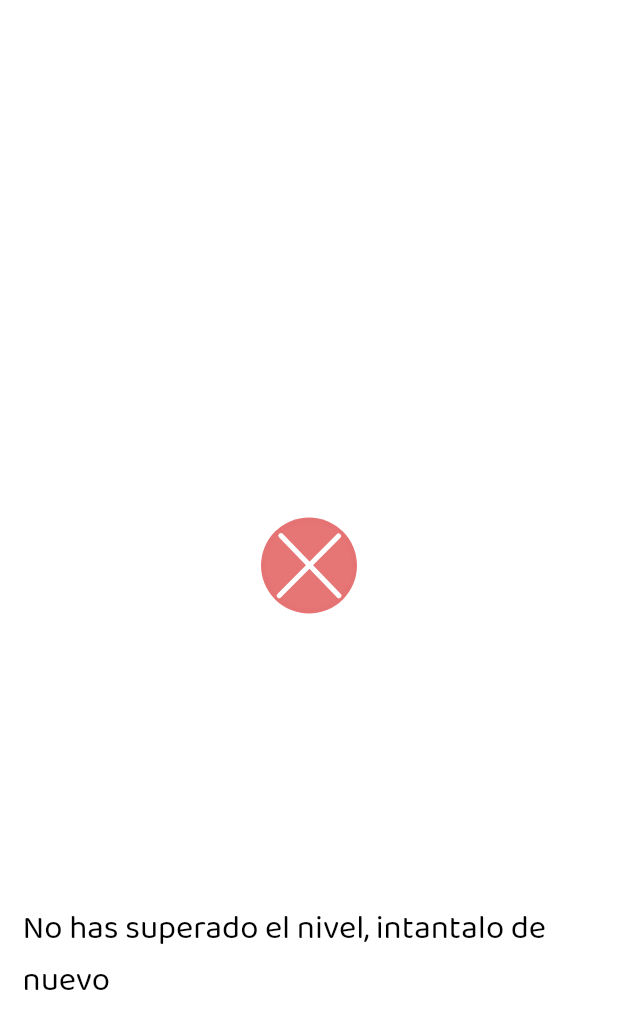
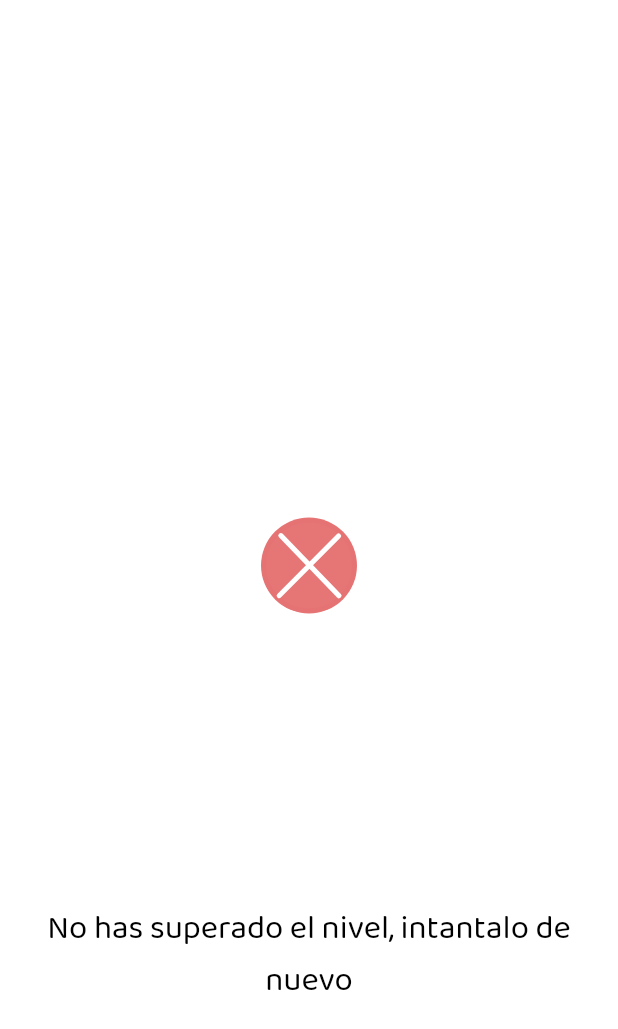
Before and after one commit to pauek/juego_sumas, a Flutter app: the WinScreen screen opened directly with empty values, on a phone screen of 412 x 824 dp. Shown: the top 1029 px of the screen. Run offline on Flutter 3.47's test engine with Material 2 defaults, Android fonts, the phone set to English and light mode, and no system bars; our stand-ins replace cloud_firestore, flutter_svg, lottie, percent_indicator, qr_flutter, shared_preferences; accounts and stored records are empty.

Commit message:
update log model & win screen

```diff
--- a/lib/model/levels.dart
+++ b/lib/model/levels.dart
@@ -215,7 +215,8 @@ class Stage {
   double height; // Aquesta alçada és un multiplicador de l'alçada d'un botó
   List<Level> levels;
   Color color;
-  Stage(this.height, this.levels, this.color);
+  String colorString;
+  Stage(this.height, this.levels, this.color, this.colorString);
 
   int get numLevels => levels.length;
   Level getLevel(int index) => levels[index];
@@ -229,7 +230,8 @@ class LevelService {
             [
               Level(1, 1, "_", [0], 0, Pos2D(0, 0), 'group1'),
             ],
-            Colors.amber[200]),
+            Colors.amber[200],
+            'amber'),
         Stage(
             2,
             [
@@ -240,7 +242,8 @@ class LevelService {
               Level(2, 3, "___", [2, 3, 4], 4, Pos2D(0, 1), 'group3'),
               Level(3, 2, "___", [2, 3, 4], 5, Pos2D(1, 1), 'group3')
             ],
-            Colors.lightGreen[200]),
+            Colors.lightGreen[200],
+            'green'),
         //Bloque 3: 1 suma, 1 acarreo (Level 7 - 9)
         Stage(
             1,
@@ -249,7 +252,8 @@ class LevelService {
               Level(2, 1, "c_", [2, 3, 7], 7, Pos2D(0, 0), 'group4'),
               Level(1, 2, "c_", [2, 3, 7], 8, Pos2D(1, 0), 'group4'),
             ],
-            Colors.lightGreen[200]),
+            Colors.lightGreen[200],
+            'green'),
         //Bloque 4: 2 sumas, 1 acarreo (Level 10 - 17)
         Stage(
             5,
@@ -267,7 +271,8 @@ class LevelService {
               Level(4, 2, "_c__", [14, 15], 15, Pos2D(-.5, 1), 'group9'),
               Level(2, 4, "_c__", [14, 15], 16, Pos2D(.5, 1), 'group9')
             ],
-            Colors.teal[200]),
+            Colors.teal[200],
+            'teal'),
         //Bloque 5: 3 sumas, sin acarreo (Level 18 - 20)
         Stage(
             1,
@@ -276,7 +281,8 @@ class LevelService {
               Level(4, 3, "____", [4, 5, 6], 18, Pos2D(0, 0), 'group10'),
               Level(3, 4, "____", [4, 5, 6], 19, Pos2D(1, 0), 'group10')
             ],
-            Colors.teal[200]),
+            Colors.teal[200],
+            'teal'),
         //Bloque 6: 3 sumas, 1 acarreo (Level 21 - 29)
         Stage(
             6,
@@ -296,7 +302,8 @@ class LevelService {
               Level(4, 3, "__c_", [25, 26], 27, Pos2D(-.5, 1), 'group16'),
               Level(3, 4, "__c_", [25, 26], 28, Pos2D(.5, 1), 'group16')
             ],
-            Colors.lightBlue[200]),
+            Colors.lightBlue[200],
+            'blue'),
         //Bloque 7: 3 sumas, 2 acarreos (Level 30 - 41)
         Stage(
             7,
@@ -324,7 +331,8 @@ class LevelService {
               Level(4, 4, "c_c_", [31, 32], 39, Pos2D(0, 1), 'group23'),
               Level(4, 4, "_cc_", [31, 32], 40, Pos2D(0, 1), 'group23')
             ],
-            Colors.indigo[200]),
+            Colors.indigo[200],
+            'indigo'),
         //Bloque 8: 3 sumas, 2 acarreos (Level 42 - 47)
         Stage(
             2,
@@ -335,14 +343,16 @@ class LevelService {
               Level(4, 4, "_ccc", [42], 44, Pos2D(-.5, 1), 'group25'),
               Level(4, 4, "c_cc", [39, 40, 41, 45], 45, Pos2D(.5, 1), 'group25')
             ],
-            Colors.purple[200]),
+            Colors.purple[200],
+            'purple'),
         //carry del primer dígito al último
         Stage(
             1,
             [
               Level(4, 4, "cc_c", [39, 40, 41, 45], 46, Pos2D(0, 0), 'group26')
             ],
-            Colors.purple[200]),
+            Colors.purple[200],
+            'purple'),
       ];
 
   getColor(int stageIndex) {
@@ -394,10 +404,14 @@ class LevelService {
       {int count = 5}) {
     String group;
     stage == 8 ? group = null : group = getNextGroup(stage, level);
+    String color = allStages[stage].colorString;
+    Level currentLevel = getLevel(stage, level);
 
     ExerciseSequence sequence = ExerciseSequence();
+    sequence.addLog(level, stage, color, group, currentLevel.sizeTop,
+        currentLevel.sizeBottom);
     for (int i = 0; i < count; i++) {
-      sequence.addSequence(generateExercise(stage, level), level, stage, group);
+      sequence.addSequence(generateExercise(stage, level));
     }
     return sequence;
   }
--- a/lib/pages/main/main_page.dart
+++ b/lib/pages/main/main_page.dart
@@ -173,7 +173,7 @@ class LevelWidget extends StatelessWidget {
           }
 
           //TODO: Delete this!
-          isActive = true;
+          // isActive = true;
 
           return Padding(
             padding: const EdgeInsets.all(_padding),
--- a/lib/pages/win_screen.dart
+++ b/lib/pages/win_screen.dart
@@ -67,7 +67,7 @@ class _WinScreenState extends State<WinScreen> with TickerProviderStateMixin {
                   widget.didWin
                       ? '¡Bien hecho! Has superado el nivel'
                       : 'No has superado el nivel, intantalo de nuevo',
-                  fontSize: 22),
+                  fontSize: 22, textAlign: TextAlign.center),
             ),
           ]),
     );
--- a/lib/utils/style.dart
+++ b/lib/utils/style.dart
@@ -1,6 +1,7 @@
 import 'package:flutter/material.dart';
 
 class Style {
+
   //Texts
   static Widget title(
     text, {
```
Also changed, not shown: lib/model/exercise_sequence.dart (+11 -3 lines), lib/model/log.dart (+15 -10 lines), lib/pages/code_screen.dart (+31 -10 lines), lib/pages/root_page.dart (+11 -1 lines), 1 other file.
